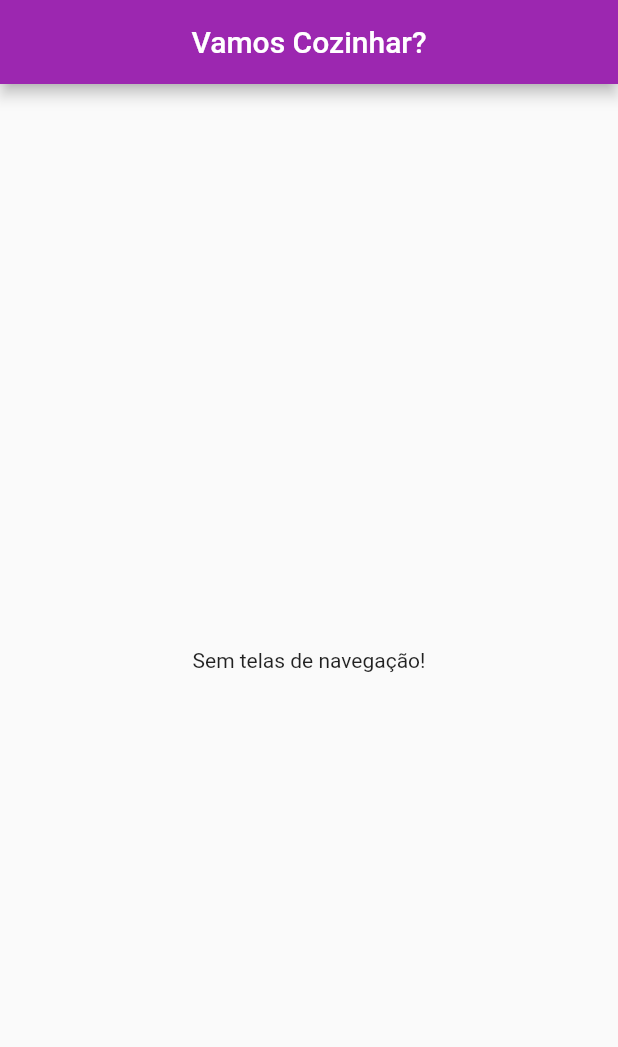
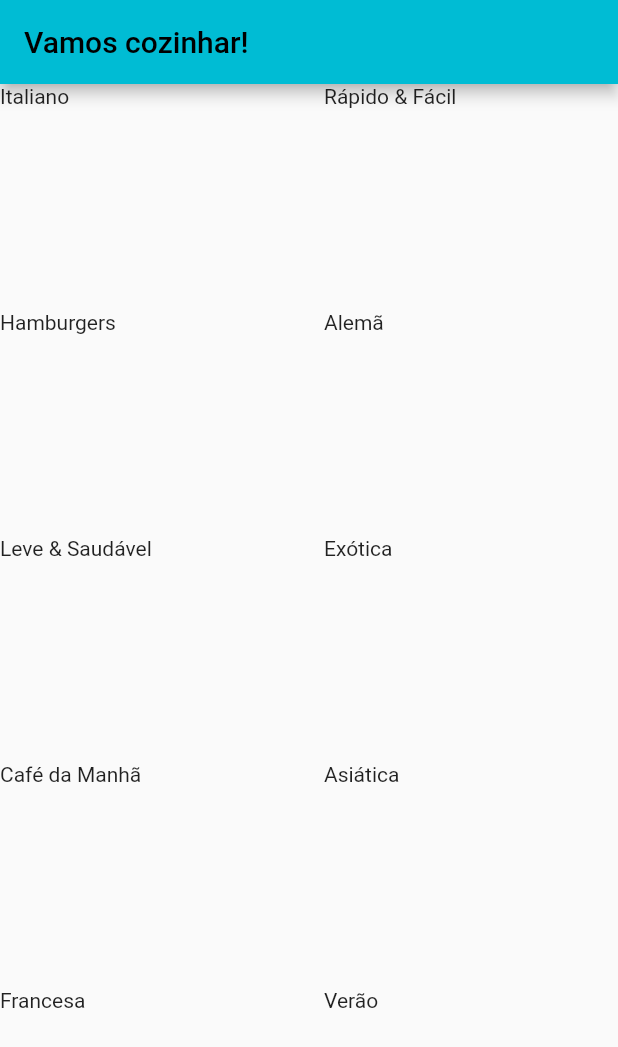
Before and after one commit to bielom43/foods_app, a Flutter app: the screen it shows after launch, on a phone screen of 412 x 824 dp. Shown: the top 1047 px of the screen. Run offline on Flutter 3.47's test engine with Material 2 defaults, Android fonts, the phone set to English and light mode, and no system bars.

Commit message:
#002 create: home page

```diff
--- a/analysis_options.yaml
+++ b/analysis_options.yaml
@@ -22,6 +22,12 @@ linter:
   # `// ignore_for_file: name_of_lint` syntax on the line or in the file
   # producing the lint.
   rules:
+    prefer_const_constructors: false
+    prefer_final_fields: false
+    use_key_in_widget_constructors: false
+    prefer_const_literals_to_create_immutables: false
+    prefer_const_constructors_in_immutables: false
+    avoid_print: false
     # avoid_print: false  # Uncomment to disable the `avoid_print` rule
     # prefer_single_quotes: true  # Uncomment to enable the `prefer_single_quotes` rule
 
--- /dev/null
+++ b/lib/components/category_item.dart
@@ -0,0 +1,17 @@
+//packages import
+import 'package:flutter/material.dart';
+//files import
+import '../models/category.dart';
+
+class CategoryItem extends StatelessWidget {
+  final Category category;
+
+  const CategoryItem({super.key, required this.category});
+
+  @override
+  Widget build(BuildContext context) {
+    return Container(
+      child: Text(category.title),
+    );
+  }
+}
--- /dev/null
+++ b/lib/data/dummy_data.dart
@@ -0,0 +1,58 @@
+//packages import
+import 'package:flutter/material.dart';
+
+//files import
+import '../models/category.dart';
+
+const DUMMY_CATEGORIES = [
+  Category(
+    id: 'c1',
+    title: 'Italiano',
+    color: Colors.purple,
+  ),
+  Category(
+    id: 'c2',
+    title: 'Rápido & Fácil',
+    color: Colors.red,
+  ),
+  Category(
+    id: 'c3',
+    title: 'Hamburgers',
+    color: Colors.orange,
+  ),
+  Category(
+    id: 'c4',
+    title: 'Alemã',
+    color: Colors.amber,
+  ),
+  Category(
+    id: 'c5',
+    title: 'Leve & Saudável',
+    color: Colors.amber,
+  ),
+  Category(
+    id: 'c6',
+    title: 'Exótica',
+    color: Colors.green,
+  ),
+  Category(
+    id: 'c7',
+    title: 'Café da Manhã',
+    color: Colors.lightBlue,
+  ),
+  Category(
+    id: 'c8',
+    title: 'Asiática',
+    color: Colors.lightGreen,
+  ),
+  Category(
+    id: 'c9',
+    title: 'Francesa',
+    color: Colors.pink,
+  ),
+  Category(
+    id: 'c10',
+    title: 'Verão',
+    color: Colors.teal,
+  ),
+];
--- a/lib/main.dart
+++ b/lib/main.dart
@@ -1,43 +1,6 @@
 //packages import
 import 'package:flutter/material.dart';
+//files import
+import 'screens/home_page.dart';
 
 void main() => runApp(FoodsApp());
-
-class FoodsApp extends StatelessWidget {
-  const FoodsApp({Key? key}) : super(key: key);
-
-  @override
-  Widget build(BuildContext context) {
-    return MaterialApp(
-      debugShowCheckedModeBanner: false,
-      title: 'Bem-Vindo!',
-      theme: ThemeData(
-        primarySwatch: Colors.purple,
-      ),
-      home: HomePage(),
-    );
-  }
-}
-
-class HomePage extends StatefulWidget {
-  const HomePage({super.key});
-
-  @override
-  State<HomePage> createState() => _HomePageState();
-}
-
-class _HomePageState extends State<HomePage> {
-  @override
-  Widget build(BuildContext context) {
-    return Scaffold(
-      appBar: AppBar(
-        title: const Center(
-          child: Text('Vamos Cozinhar?'),
-        ),
-      ),
-      body: const Center(
-        child: Text('Sem telas de navegação!'),
-      ),
-    );
-  }
-}
--- /dev/null
+++ b/lib/models/category.dart
@@ -0,0 +1,13 @@
+import 'package:flutter/material.dart';
+
+class Category {
+  final String id;
+  final String title;
+  final Color color;
+
+  const Category({
+    required this.id,
+    required this.title,
+    this.color = Colors.purple,
+  });
+}
--- /dev/null
+++ b/lib/screens/categories_screen.dart
@@ -0,0 +1,29 @@
+//packages import
+import 'package:flutter/material.dart';
+//files import
+import '../components/category_item.dart';
+import '../data/dummy_data.dart';
+
+class CategoriesScreen extends StatelessWidget {
+  const CategoriesScreen({super.key});
+
+  @override
+  Widget build(BuildContext context) {
+    return Scaffold(
+      appBar: AppBar(
+        title: Text('Vamos cozinhar!'),
+      ),
+      body: GridView(
+        gridDelegate: SliverGridDelegateWithMaxCrossAxisExtent(
+          maxCrossAxisExtent: 200,
+          childAspectRatio: 3 / 2,
+          crossAxisSpacing: 20,
+          mainAxisSpacing: 20,
+        ),
+        children: DUMMY_CATEGORIES.map((cat) {
+          return CategoryItem(category: cat);
+        }).toList(),
+      ),
+    );
+  }
+}
--- /dev/null
+++ b/lib/screens/home_page.dart
@@ -0,0 +1,20 @@
+//packages import
+import 'package:flutter/material.dart';
+//files import
+import 'categories_screen.dart';
+
+class FoodsApp extends StatelessWidget {
+  const FoodsApp({Key? key}) : super(key: key);
+
+  @override
+  Widget build(BuildContext context) {
+    return MaterialApp(
+      debugShowCheckedModeBanner: false,
+      title: 'Bem-Vindo!',
+      theme: ThemeData(
+        primarySwatch: Colors.cyan,
+      ),
+      home: CategoriesScreen(),
+    );
+  }
+}
```
Also changed, not shown: 1 other file.
